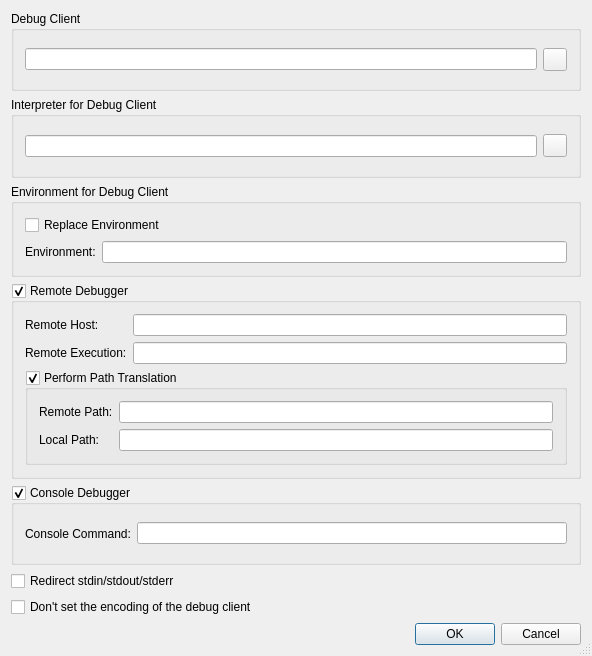
This is Project/DebuggerPropertiesDialog.ui in testmana2/test as Qt 5 draws it before an edit. The edited form follows.
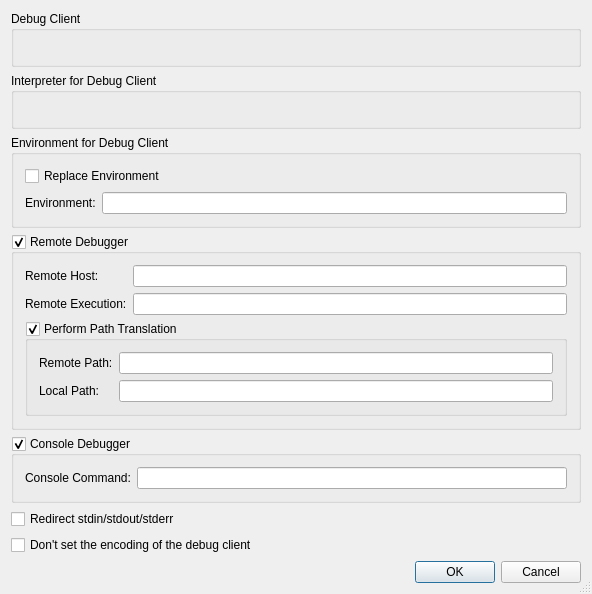
This is the edited form. Custom widgets are drawn as their Qt base class.

Commit message: Modified more dialogs to use the path picker widgets.

The edit to the form file:
```diff
--- a/Project/DebuggerPropertiesDialog.ui
+++ b/Project/DebuggerPropertiesDialog.ui
@@ -7,7 +7,7 @@
     <x>0</x>
     <y>0</y>
     <width>592</width>
-    <height>656</height>
+    <height>594</height>
    </rect>
   </property>
   <property name="windowTitle">
@@ -22,21 +22,17 @@
      <property name="title">
       <string>Debug Client</string>
      </property>
-     <layout class="QHBoxLayout" name="_4">
+     <layout class="QVBoxLayout" name="verticalLayout">
       <item>
-       <widget class="QLineEdit" name="debugClientEdit">
+       <widget class="E5PathPicker" name="debugClientPicker" native="true">
+        <property name="focusPolicy">
+         <enum>Qt::StrongFocus</enum>
+        </property>
         <property name="toolTip">
          <string>Enter the path of the Debug Client to be used.  Leave empty to use the default.</string>
         </property>
        </widget>
       </item>
-      <item>
-       <widget class="QToolButton" name="debugClientButton">
-        <property name="toolTip">
-         <string>Press to select the Debug Client via a file selection dialog</string>
-        </property>
-       </widget>
-      </item>
      </layout>
     </widget>
    </item>
@@ -45,21 +41,17 @@
      <property name="title">
       <string>Interpreter for Debug Client</string>
      </property>
-     <layout class="QHBoxLayout" name="_5">
+     <layout class="QVBoxLayout" name="verticalLayout_2">
       <item>
-       <widget class="QLineEdit" name="interpreterEdit">
+       <widget class="E5PathPicker" name="interpreterPicker" native="true">
+        <property name="focusPolicy">
+         <enum>Qt::StrongFocus</enum>
+        </property>
         <property name="toolTip">
          <string>Enter the path of the interpreter to be used by the debug client.</string>
         </property>
        </widget>
       </item>
-      <item>
-       <widget class="QToolButton" name="interpreterButton">
-        <property name="toolTip">
-         <string>Press to select the interpreter via a file selection dialog</string>
-        </property>
-       </widget>
-      </item>
      </layout>
     </widget>
    </item>
@@ -262,6 +254,14 @@
  </widget>
  <layoutdefault spacing="6" margin="11"/>
  <pixmapfunction>qPixmapFromMimeSource</pixmapfunction>
+ <customwidgets>
+  <customwidget>
+   <class>E5PathPicker</class>
+   <extends>QWidget</extends>
+   <header>E5Gui/E5PathPicker.h</header>
+   <container>1</container>
+  </customwidget>
+ </customwidgets>
  <tabstops>
   <tabstop>debugClientEdit</tabstop>
   <tabstop>debugClientButton</tabstop>
```
Left out of the diff: 9 changed lines with no effect on the pictures. The commit also changes 37 other files.
